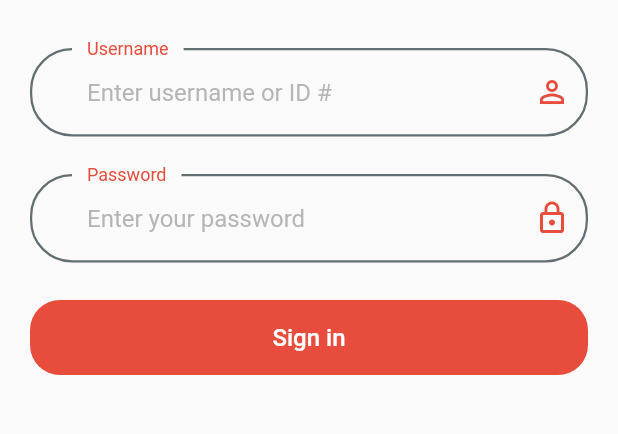
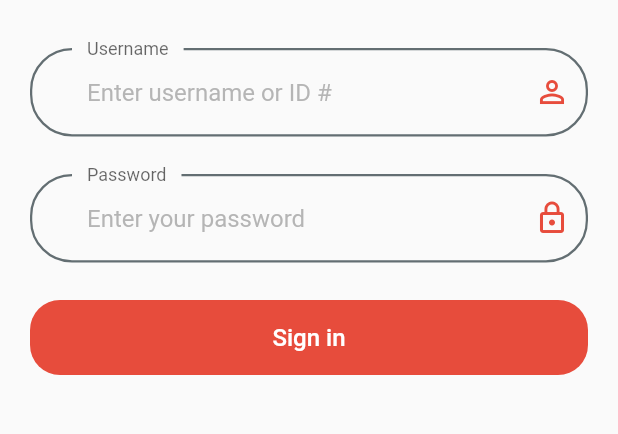
Before and after one commit to freedomkhanyile1/flutter-bloc-reap-portal, a Flutter app: the screen it shows after launch, on a phone screen of 412 x 824 dp, the part 279-713 px from its top. Run offline on Flutter 3.47's test engine with Material 2 defaults, Android fonts, the phone set to English and light mode, and no system bars; our stand-ins replace flutter_bloc; Roboto replaces fonts that are missing (Montserrat).

Commit message:
chore name constant

```diff
--- a/mobile/lib/pages/auth/login/components/loginForm.dart
+++ b/mobile/lib/pages/auth/login/components/loginForm.dart
@@ -76,7 +76,7 @@ class _LoginFormState extends State<LoginForm> {
           decoration: InputDecoration(
             labelText: "Password",
             hintText: "Enter your password",
-            labelStyle: TextStyle(color: kPrimaryColor),
+            labelStyle: TextStyle(color: Colors.black.withOpacity(0.6)),
             hintStyle: TextStyle(
               color: Colors.grey.withOpacity(0.75),
             ),
@@ -104,7 +104,7 @@ class _LoginFormState extends State<LoginForm> {
           decoration: InputDecoration(
             labelText: "Username",
             hintText: "Enter username or ID #",
-            labelStyle: TextStyle(color: kPrimaryColor),
+            labelStyle: TextStyle(color: Colors.black.withOpacity(0.6)),
             hintStyle: TextStyle(
               color: Colors.grey.withOpacity(0.75),
             ),
```
